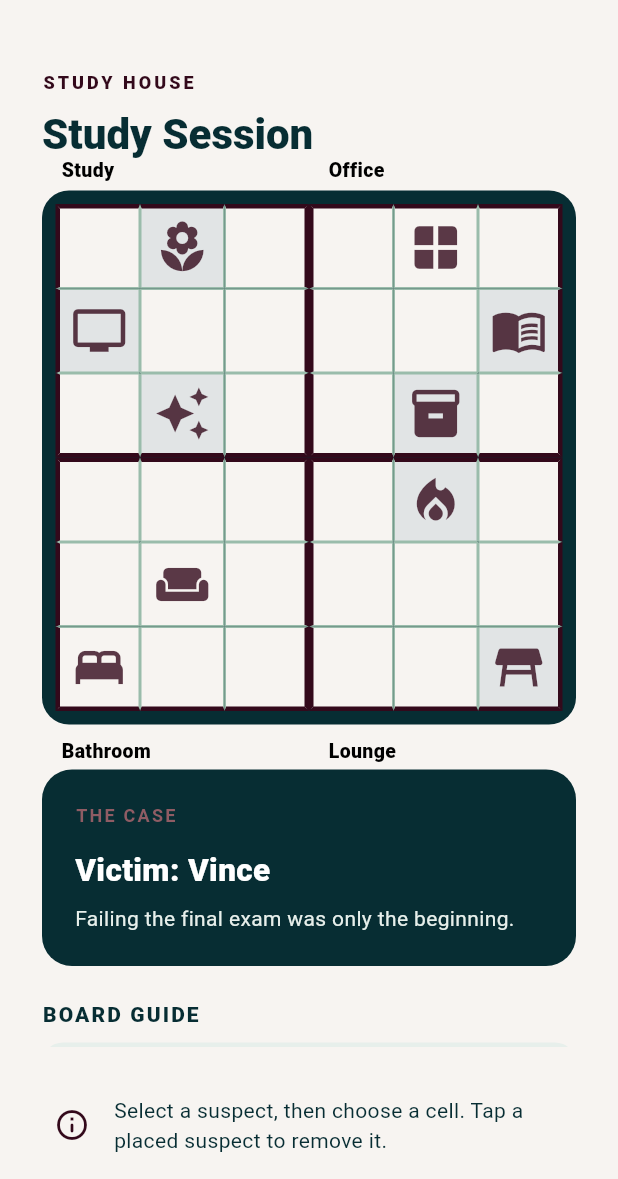
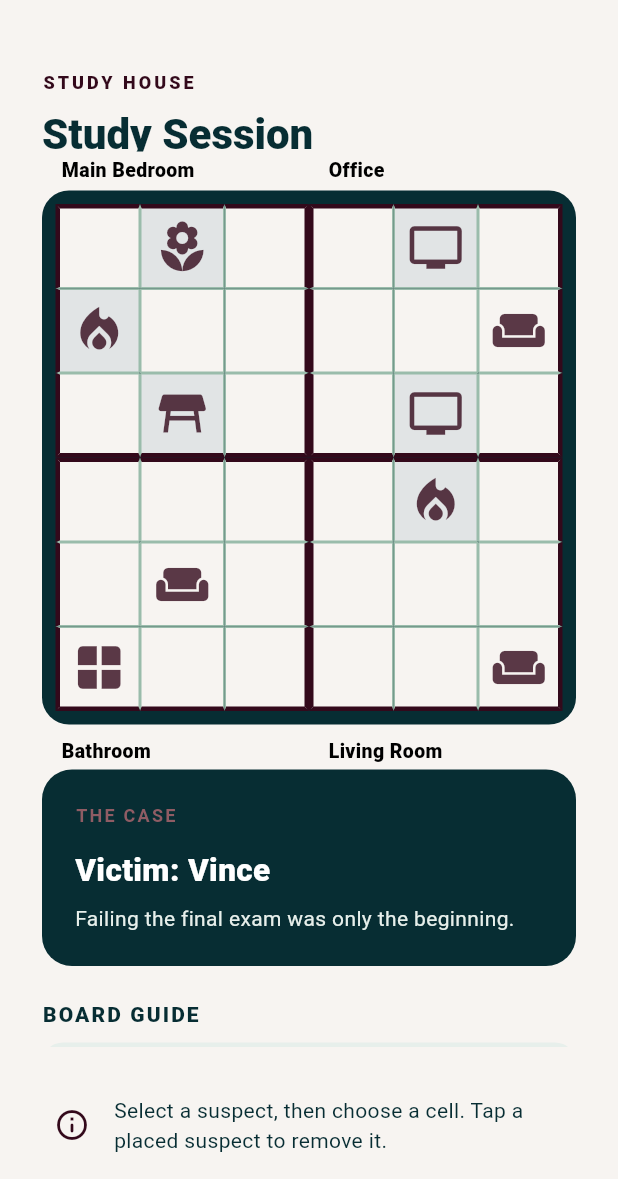
Before and after one commit to leonor-sinogas/murdoku_sinogas, a Flutter app: the screen it shows after launch, after a tap on an icon or button, on a phone screen of 412 x 824 dp, the part 57-1236 px from its top. Run offline on Flutter 3.47's test engine with Material 3 defaults, Android fonts, the phone set to English and light mode, and no system bars; Roboto replaces fonts that are missing (Arial).

Commit message:
Align puzzle objects with room types

```diff
--- a/lib/main.dart
+++ b/lib/main.dart
@@ -112,8 +112,8 @@ const levels = <Level>[
       'Evan was beside a bed.',
       'The victim was in the last available cell.',
     ],
-    solution: {'Arianna': 1, 'Brycen': 6, 'Colleen': 14, 'Dan': 22, 'Evan': 27},
-    blocked: {0, 3, 9, 12, 16, 19, 21, 26, 28, 34},
+    solution: {'Arianna': 5, 'Brycen': 6, 'Colleen': 15, 'Dan': 19, 'Evan': 28},
+    blocked: {0, 3, 9, 12, 16, 19, 25, 26, 28, 34},
   ),
   Level(
     number: 3,
@@ -960,10 +960,10 @@ RoomLayout layoutFor(Level level) {
       });
     case 3:
       return RoomLayout({
-        'Study': _rect(0, 2, 0, 2),
+        'Main Bedroom': _rect(0, 2, 0, 2),
         'Office': _rect(0, 2, 3, 5),
         'Bathroom': _rect(3, 5, 0, 2),
-        'Lounge': _rect(3, 5, 3, 5),
+        'Living Room': _rect(3, 5, 3, 5),
       });
     case 4:
       return RoomLayout({
@@ -996,7 +996,7 @@ RoomLayout layoutFor(Level level) {
     case 8:
       return RoomLayout({
         'Lobby': _rect(0, 2, 0, 2),
-        'Guest Room': _rect(0, 2, 3, 5),
+        'Guest Bedroom': _rect(0, 2, 3, 5),
         'Bathroom': _rect(3, 5, 0, 2),
         'Lounge': _rect(3, 5, 3, 5),
       });
@@ -1068,25 +1068,73 @@ Map<int, BoardObject> objectsFor(Level level) {
   ];
   final cells = level.blocked.toList()..sort();
   final size = level.gridSize;
+  final layout = layoutFor(level);
   bool isOutsideWall(int cell) {
     final row = cell ~/ size;
     final column = cell % size;
     return row == 0 || column == 0 || row == size - 1 || column == size - 1;
   }
 
-  final result = <int, BoardObject>{
-    for (var index = 0; index < cells.length; index++)
-      cells[index]: () {
-        final candidate = objects[(index + level.number) % objects.length];
-        if (candidate.name != 'Window' || isOutsideWall(cells[index])) {
-          return candidate;
-        }
-        return objects.firstWhere((object) => object.name != 'Window');
-      }(),
-  };
+  bool roomAllowsObject(String room, String object) {
+    final name = room.toLowerCase();
+    switch (object) {
+      case 'Bed':
+        return name.contains('bedroom') || name.contains('bedrooms');
+      case 'Television':
+        return name.contains('living') ||
+            name.contains('lounge') ||
+            name.contains('break') ||
+            name.contains('office');
+      case 'Bookshelf':
+        return name.contains('office') ||
+            name.contains('study') ||
+            name.contains('archive') ||
+            name.contains('records') ||
+            name.contains('library');
+      case 'Statue':
+        return name.contains('gallery') ||
+            name.contains('sculpture') ||
+            name.contains('lobby');
+      case 'Box':
+        return name.contains('storage') ||
+            name.contains('freezer') ||
+            name.contains('archive') ||
+            name.contains('records');
+      case 'Table':
+        return !name.contains('bathroom');
+      case 'Plant':
+        return !name.contains('bathroom') && !name.contains('freezer');
+      case 'Fireplace':
+        return name.contains('lounge') ||
+            name.contains('living') ||
+            name.contains('lodge') ||
+            name.contains('bedroom');
+      default:
+        return true;
+    }
+  }
+
+  final solutionCells = level.solution.values.toSet();
+  final result = <int, BoardObject>{};
+  for (var index = 0; index < cells.length; index++) {
+    final cell = cells[index];
+    final room = layout.roomAt(cell);
+    final eligible = objects
+        .where(
+          (object) =>
+              roomAllowsObject(room, object.name) &&
+              (object.name != 'Window' || isOutsideWall(cell)),
+        )
+        .toList();
+    final placementEligible = solutionCells.contains(cell)
+        ? eligible.where((object) => object.occupiable).toList()
+        : eligible;
+    final choices = placementEligible.isEmpty ? eligible : placementEligible;
+    result[cell] = choices[(index + level.number) % choices.length];
+  }
   if (level.number == 2) {
-    result[21] = objects.firstWhere((object) => object.name == 'Plant');
-    result[22] = objects.firstWhere((object) => object.name == 'Bed');
+    result[19] = objects.firstWhere((object) => object.name == 'Bed');
+    result[25] = objects.firstWhere((object) => object.name == 'Plant');
   }
   return result;
 }
```
Also changed, not shown: 1 other file.
